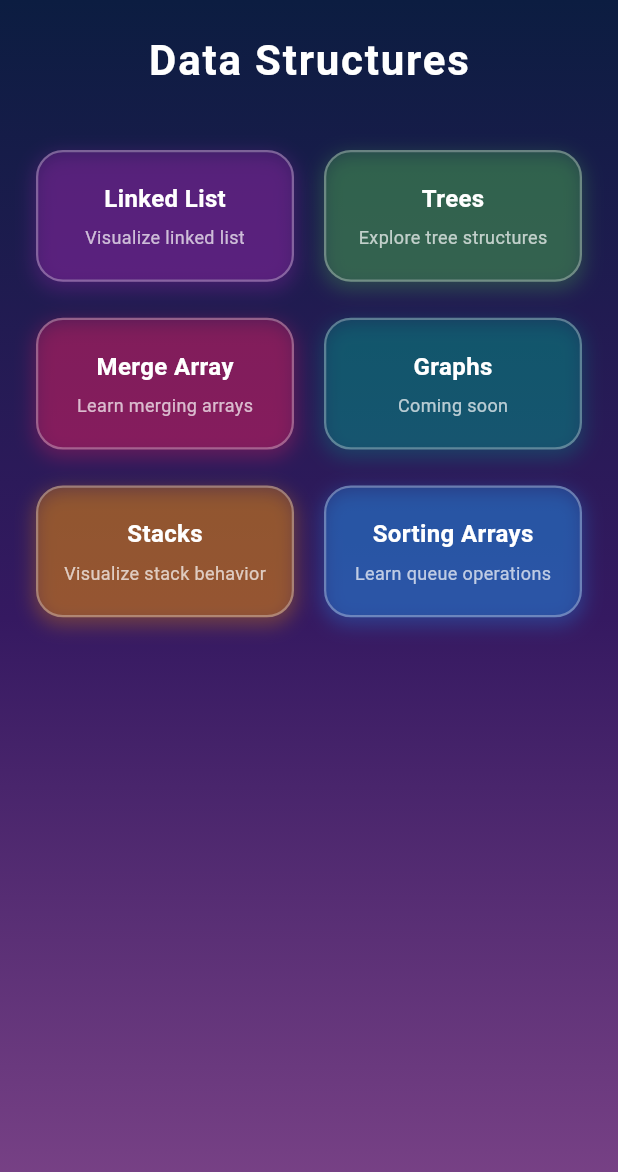
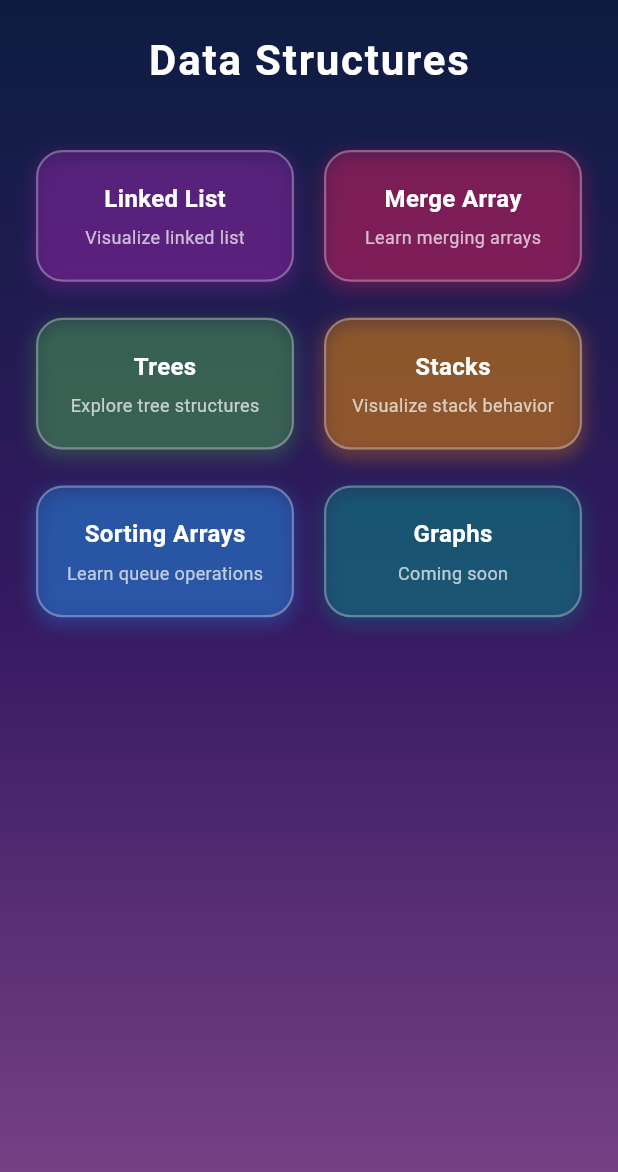
Before and after one commit to AasiyaNaaz/lyrica, a Flutter app: the HomePage1 screen opened directly, on a phone screen of 412 x 824 dp. Shown: the top 1172 px of the screen. Run offline on Flutter 3.47's test engine with Material 3 defaults, Android fonts, the light colour scheme and no system bars; our stand-ins replace audioplayers, shared_preferences; accounts and stored records are empty.

Commit message:
changes added

```diff
--- a/lib/screens/data_structures_pages/data_Structure_mainPage.dart
+++ b/lib/screens/data_structures_pages/data_Structure_mainPage.dart
@@ -14,22 +14,16 @@ class HomePage1 extends StatelessWidget {
       "page": LinkedListIntroPage(),
     },
     {
-      "title": "Trees",
-      "subtitle": "Explore tree structures",
-      "color": Colors.green,
-      "page": TreeMusicPage(),
-    },
-    {
       "title": "Merge Array",
       "subtitle": "Learn merging arrays",
       "color": Colors.pink,
       "page": MergingArraysPage(),
     },
     {
-      "title": "Graphs",
-      "subtitle": "Coming soon",
-      "color": Colors.teal,
-      "page": null,
+      "title": "Trees",
+      "subtitle": "Explore tree structures",
+      "color": Colors.green,
+      "page": TreeMusicPage(),
     },
     {
       "title": "Stacks",
@@ -42,6 +36,12 @@ class HomePage1 extends StatelessWidget {
       "subtitle": "Learn queue operations",
       "color": Colors.blue,
       "page": SortingPage(),
+    },
+    {
+      "title": "Graphs",
+      "subtitle": "Coming soon",
+      "color": Colors.teal,
+      "page": null,
     },
   ];
 
```
